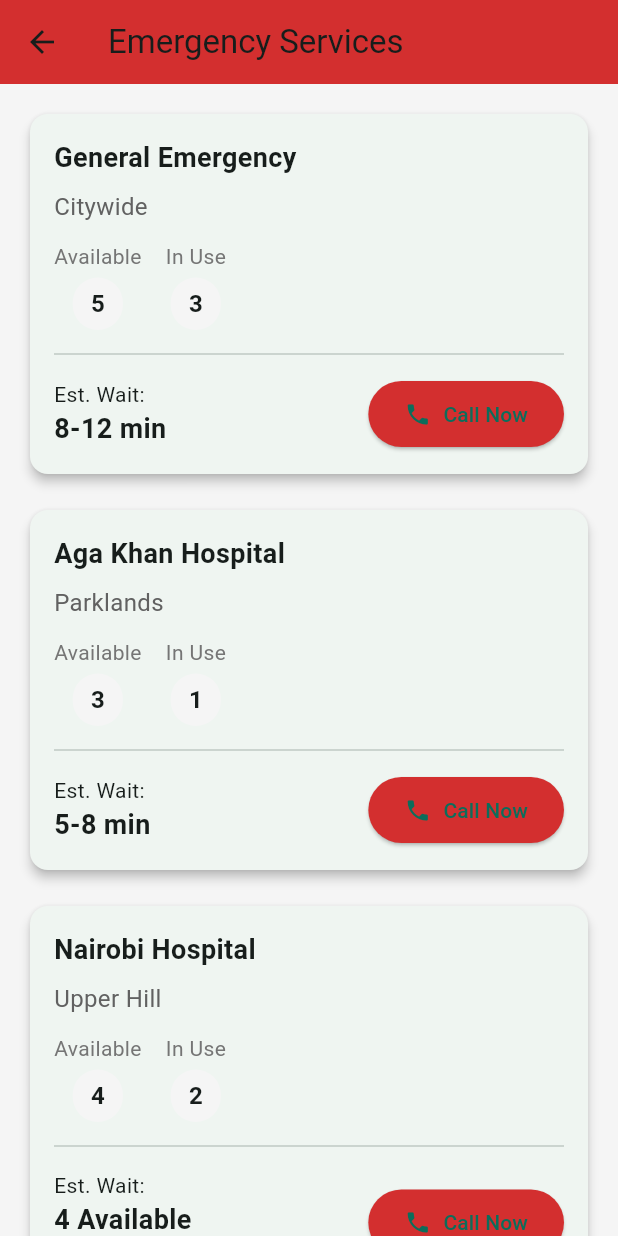
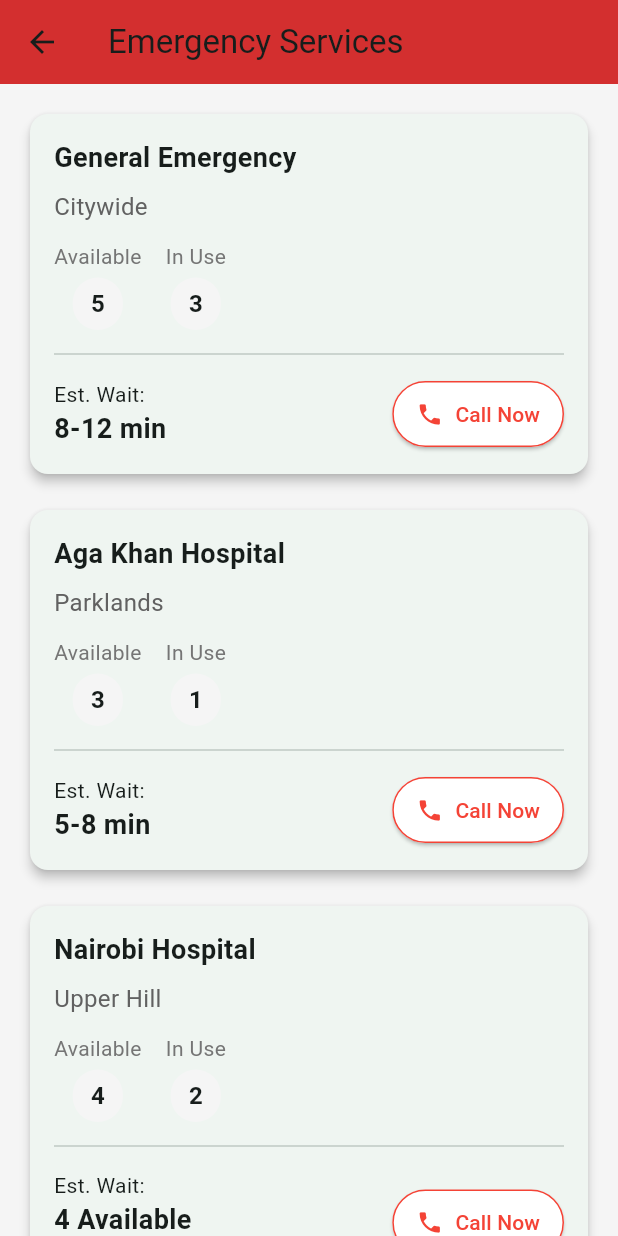
Before and after one commit to JuniorCarti/Haraka-Afya_AI, a Flutter app: the HomeContent widget shown alone on an empty page, opened directly, after a tap on "Emergency Services", on a phone screen of 412 x 824 dp. Run offline on Flutter 3.47's test engine with Material 3 defaults, Android fonts, the light colour scheme and no system bars; our stand-ins replace firebase_auth, firebase_core, flutter_svg, google_sign_in, shared_preferences, smooth_page_indicator; accounts and stored records are empty.

Commit message:
Fix overflow on emergency buttons with Wrap and layout refinements; unify button styles with red outlines and improve padding for responsiveness

```diff
--- a/lib/features/emergency_services_page.dart
+++ b/lib/features/emergency_services_page.dart
@@ -19,8 +19,9 @@
         title: const Text('Emergency Services'),
         backgroundColor: Colors.red[700],
       ),
-      body: ListView(
+      body: SingleChildScrollView(
         padding: const EdgeInsets.all(16),
+        child: Column(
           children: [
             _buildEmergencyCard(
               title: 'General Emergency',
@@ -93,14 +94,16 @@
                       width: double.infinity,
                       child: ElevatedButton(
                         style: ElevatedButton.styleFrom(
-                        backgroundColor: Colors.red[700],
+                          backgroundColor: Colors.white,
+                          foregroundColor: Colors.red,
                           padding: const EdgeInsets.symmetric(vertical: 16),
+                          side: const BorderSide(color: Colors.red),
                         ),
                         onPressed: _callEmergency,
                         child: const Row(
                           mainAxisAlignment: MainAxisAlignment.center,
                           children: [
-                          Icon(Icons.emergency, size: 24),
+                            Icon(Icons.emergency, size: 24, color: Colors.red),
                             SizedBox(width: 8),
                             Text(
                               'CALL EMERGENCY (911)',
@@ -115,6 +118,7 @@
               ),
             ),
           ],
+        ),
       ),
     );
   }
@@ -195,12 +199,15 @@
                 ),
                 ElevatedButton(
                   style: ElevatedButton.styleFrom(
-                    backgroundColor: Colors.red[700],
+                    backgroundColor: Colors.white,
+                    foregroundColor: Colors.red,
                     padding: const EdgeInsets.symmetric(
-                      horizontal: 24, vertical: 12),
+                      horizontal: 16, vertical: 12), // Reduced padding
+                    side: const BorderSide(color: Colors.red),
                   ),
                   onPressed: onCallPressed,
                   child: const Row(
+                    mainAxisSize: MainAxisSize.min, // Fix overflow
                     children: [
                       Icon(Icons.phone),
                       SizedBox(width: 8),
--- a/lib/screens/home_screen.dart
+++ b/lib/screens/home_screen.dart
@@ -389,9 +389,16 @@
   );
 }
 
-// Update the _buildEmergencyCard method in home_screen.dart
+// In home_screen.dart
 Widget _buildEmergencyCard(BuildContext context) {
-  return InkWell(
+  return Card(
+    elevation: 2,
+    color: Colors.white, // Changed to white background
+    shape: RoundedRectangleBorder(
+      borderRadius: BorderRadius.circular(12),
+    ),
+    child: InkWell(
+      borderRadius: BorderRadius.circular(12),
       onTap: () {
         Navigator.push(
           context,
@@ -400,16 +407,6 @@
           ),
         );
       },
-    child: Card(
-      elevation: 2,
-      color: Colors.red[50], // Light red background
-      shape: RoundedRectangleBorder(
-        borderRadius: BorderRadius.circular(12),
-        side: BorderSide(
-          color: Colors.red[300]!,
-          width: 1,
-        ),
-      ),
       child: Padding(
         padding: const EdgeInsets.all(16),
         child: Column(
@@ -424,7 +421,6 @@
                   style: TextStyle(
                     fontSize: 18,
                     fontWeight: FontWeight.bold,
-                    color: Colors.red,
                   ),
                 ),
               ],
@@ -435,18 +431,22 @@
               style: TextStyle(fontSize: 16),
             ),
             const SizedBox(height: 16),
-            Row(
-              mainAxisAlignment: MainAxisAlignment.end,
+            Wrap(
+              spacing: 8,
+              runSpacing: 8,
               children: [
                 ElevatedButton.icon(
                   icon: const Icon(Icons.phone, size: 20),
                   label: const Text('Call 911'),
                   style: ElevatedButton.styleFrom(
-                    backgroundColor: Colors.red[700],
-                    foregroundColor: Colors.white,
+                    backgroundColor: Colors.white,
+                    foregroundColor: Colors.red,
                     shape: RoundedRectangleBorder(
                       borderRadius: BorderRadius.circular(20),
+                      side: const BorderSide(color: Colors.red),
                     ),
+                    padding: const EdgeInsets.symmetric(
+                      horizontal: 16, vertical: 10),
                   ),
                   onPressed: () async {
                     const url = 'tel:911';
@@ -455,7 +455,6 @@
                     }
                   },
                 ),
-                const SizedBox(width: 8),
                 ElevatedButton.icon(
                   icon: const Icon(Icons.local_taxi, size: 20),
                   label: const Text('Uber Ambulance'),
@@ -465,9 +464,10 @@
                     shape: RoundedRectangleBorder(
                       borderRadius: BorderRadius.circular(20),
                     ),
+                    padding: const EdgeInsets.symmetric(
+                      horizontal: 16, vertical: 10),
                   ),
                   onPressed: () {
-                    // Implement Uber ambulance integration
                     ScaffoldMessenger.of(context).showSnackBar(
                       const SnackBar(
                         content: Text('Opening Uber for ambulance request'),
```
Lines whose indentation alone changed are shown as unchanged.
